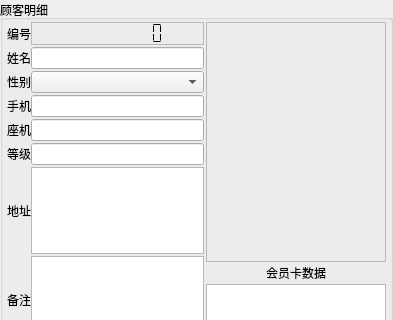
Before: the Qt Designer form cosmetic_src/Customer/CustomerDetailWidget.ui in oaheiw/darwinner, drawn with Qt 5; both pictures show x 0 to 393 and y 0 to 320 of the 393 by 460 pixel window.
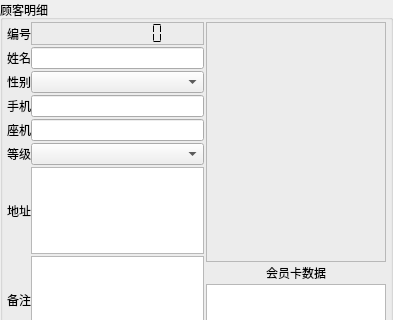
After: the same form once the commit is applied. Icons and pictures are not drawn.

```diff
--- a/cosmetic_src/Customer/CustomerDetailWidget.ui
+++ b/cosmetic_src/Customer/CustomerDetailWidget.ui
@@ -221,9 +221,12 @@
              </widget>
             </item>
             <item>
-             <widget class="QLineEdit" name="levelLineEdit">
-              <property name="readOnly">
-               <bool>true</bool>
+             <widget class="QComboBox" name="levelComboBox">
+              <property name="sizePolicy">
+               <sizepolicy hsizetype="Expanding" vsizetype="Fixed">
+                <horstretch>0</horstretch>
+                <verstretch>0</verstretch>
+               </sizepolicy>
               </property>
              </widget>
             </item>
```
Left out of the diff: 6 changed lines with no effect on the pictures.
